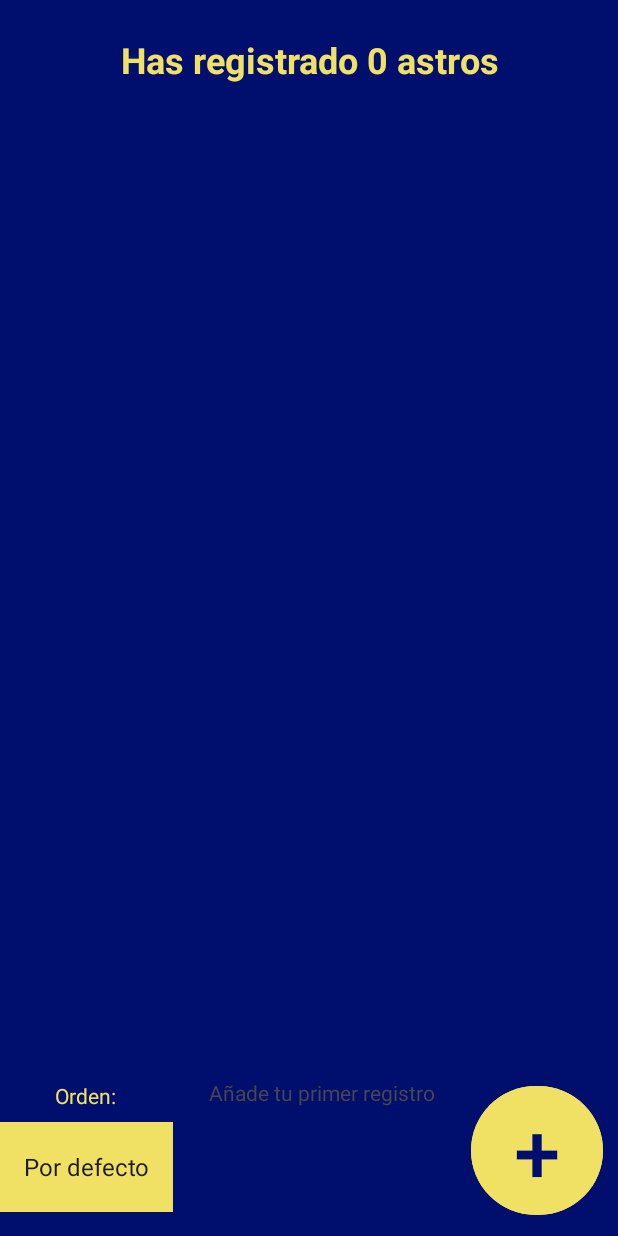
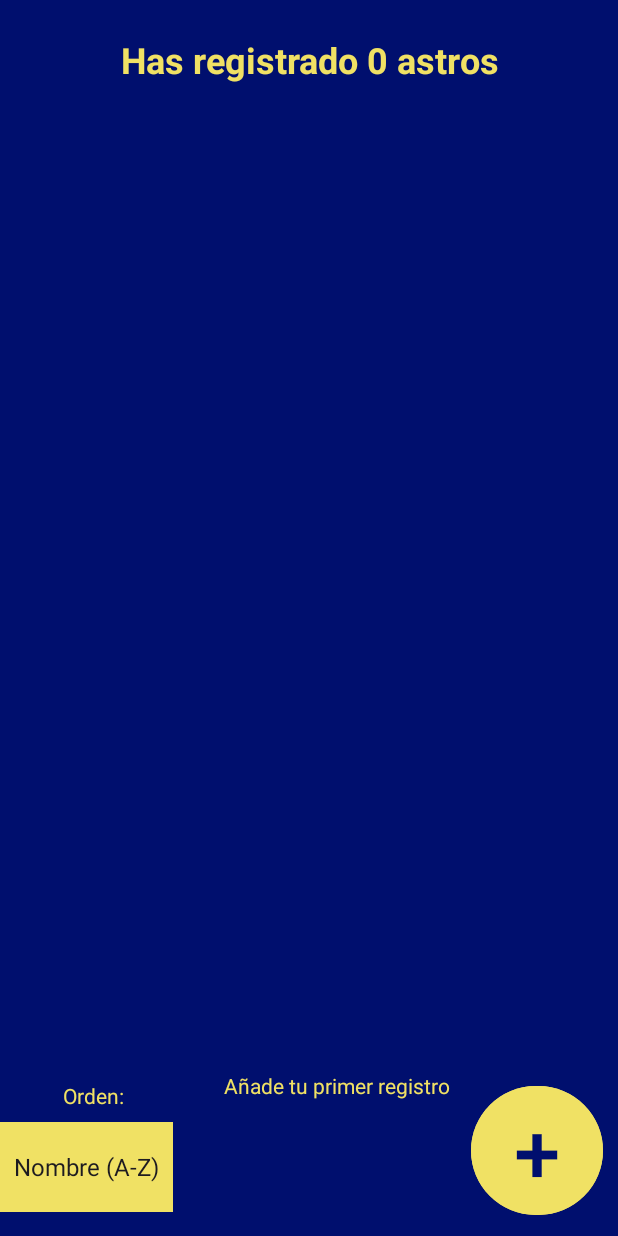
Before and after one commit to LeoDanoGG/AstroLog, an Android app: the screen it shows after launch (MainActivity), on a phone screen of 412 x 824 dp. Run offline under Robolectric (Android 15) with nearby library versions, the phone set to English and light mode, and no system bars.

Commit message:
Versión final

```diff
--- a/app/src/main/res/layout/activity_main.xml
+++ b/app/src/main/res/layout/activity_main.xml
@@ -30,7 +30,6 @@
         android:layout_height="0dp"
         android:layout_marginTop="1dp"
         android:layout_marginBottom="111dp"
-        android:listSelector="@drawable/selected"
         android:longClickable="true"
         app:layout_constraintBottom_toBottomOf="parent"
         app:layout_constraintEnd_toEndOf="parent"
@@ -68,12 +67,12 @@
 
     <TextView
         android:id="@+id/ScrollAlertTextView"
-        android:layout_width="200dp"
+        android:layout_width="180dp"
         android:layout_height="100dp"
-        android:layout_marginTop="5dp"
-        android:layout_marginBottom="5dp"
+        android:layout_marginEnd="10dp"
+        android:layout_marginBottom="10dp"
         android:paddingLeft="25dp"
-        android:textColorHighlight="@color/stars"
+        android:textColor="@color/stars"
         app:layout_constraintBottom_toBottomOf="parent"
         app:layout_constraintEnd_toStartOf="@+id/astroAdd"
         app:layout_constraintHorizontal_bias="1.0"
--- a/app/src/main/res/values/strings.xml
+++ b/app/src/main/res/values/strings.xml
@@ -3,7 +3,6 @@
     <string name="astro_log">Astro-log</string>
     <string name="plusAdd">+</string>
     <string-array name="Filtrar">
-        <item>Por defecto</item>
         <item>Nombre (A-Z)</item>
         <item>Nombre (Z-A)</item>
         <item>Más antiguos</item>
```
Also changed, not shown: app/src/main/java/com/prueba/astrolog/MainActivity.java (+8 -4 lines).
